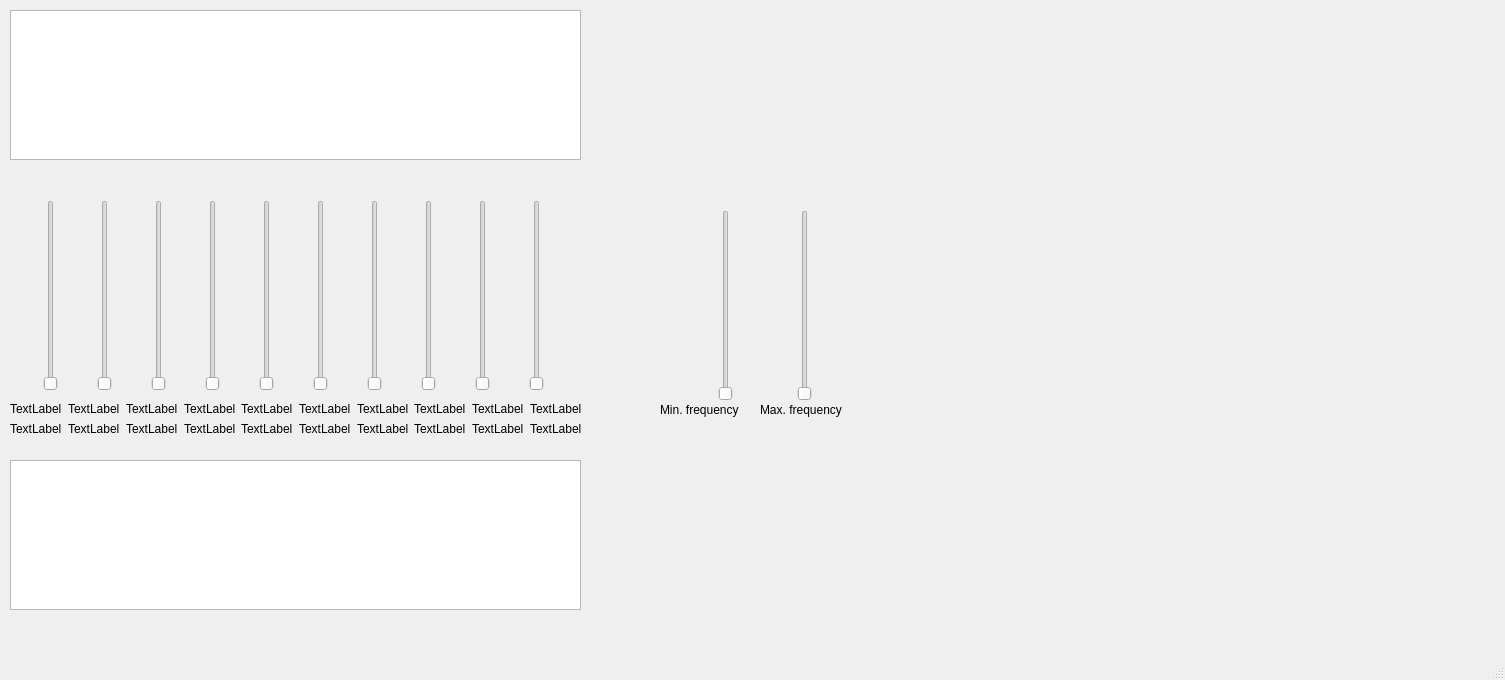
This is main (1).ui in fatmaosama429/dsp_task2 as Qt 5 draws it before an edit. The edited form follows.
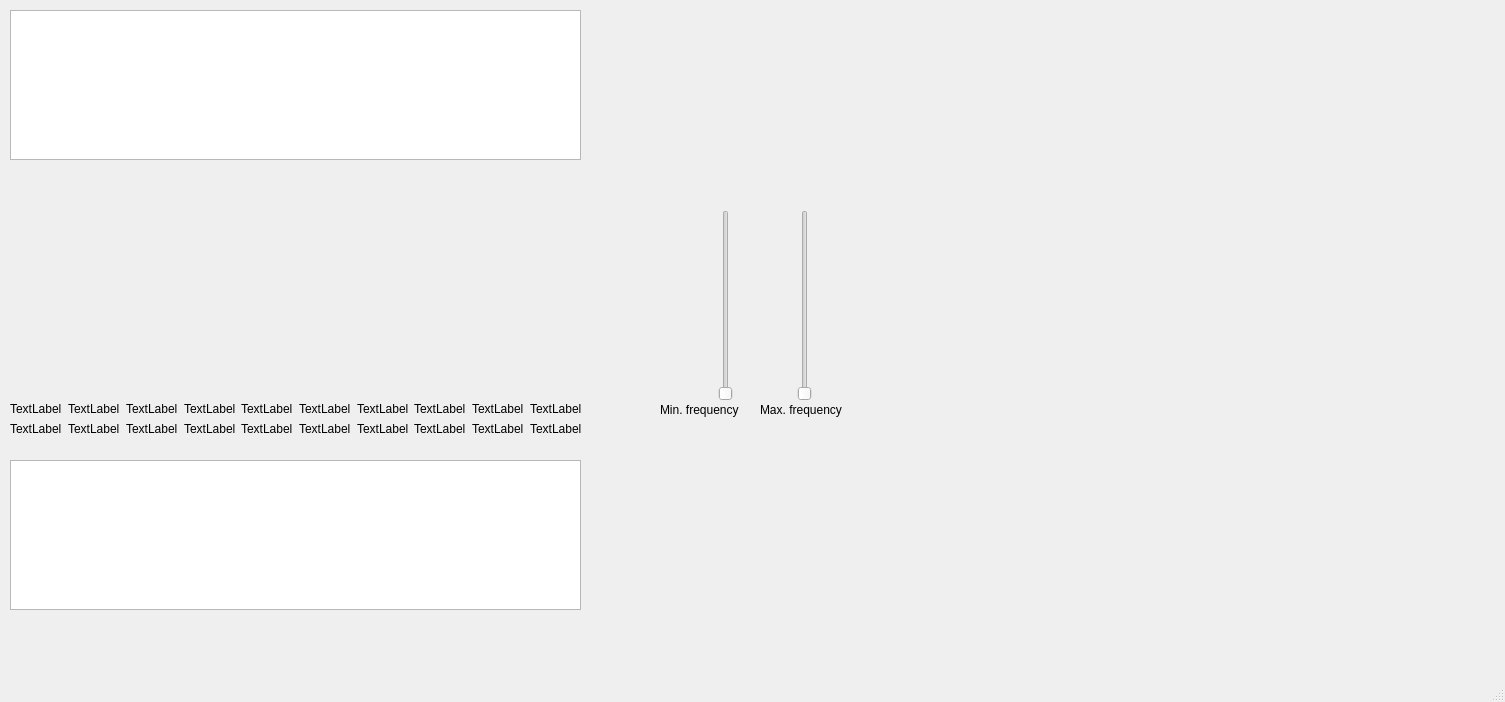
This is the edited form.

Patch:
```diff
--- a/main (1).ui
+++ b/main (1).ui
@@ -7,7 +7,7 @@
     <x>0</x>
     <y>0</y>
     <width>1505</width>
-    <height>680</height>
+    <height>702</height>
    </rect>
   </property>
   <property name="sizePolicy">
@@ -52,88 +52,6 @@
      </rect>
     </property>
    </widget>
-   <widget class="QWidget" name="layoutWidget">
-    <property name="geometry">
-     <rect>
-      <x>10</x>
-      <y>200</y>
-      <width>571</width>
-      <height>191</height>
-     </rect>
-    </property>
-    <layout class="QHBoxLayout" name="horizontalLayout">
-     <item>
-      <widget class="QSlider" name="verticalSlider">
-       <property name="orientation">
-        <enum>Qt::Vertical</enum>
-       </property>
-      </widget>
-     </item>
-     <item>
-      <widget class="QSlider" name="verticalSlider_2">
-       <property name="orientation">
-        <enum>Qt::Vertical</enum>
-       </property>
-      </widget>
-     </item>
-     <item>
-      <widget class="QSlider" name="verticalSlider_3">
-       <property name="orientation">
-        <enum>Qt::Vertical</enum>
-       </property>
-      </widget>
-     </item>
-     <item>
-      <widget class="QSlider" name="verticalSlider_4">
-       <property name="orientation">
-        <enum>Qt::Vertical</enum>
-       </property>
-      </widget>
-     </item>
-     <item>
-      <widget class="QSlider" name="verticalSlider_5">
-       <property name="orientation">
-        <enum>Qt::Vertical</enum>
-       </property>
-      </widget>
-     </item>
-     <item>
-      <widget class="QSlider" name="verticalSlider_6">
-       <property name="orientation">
-        <enum>Qt::Vertical</enum>
-       </property>
-      </widget>
-     </item>
-     <item>
-      <widget class="QSlider" name="verticalSlider_7">
-       <property name="orientation">
-        <enum>Qt::Vertical</enum>
-       </property>
-      </widget>
-     </item>
-     <item>
-      <widget class="QSlider" name="verticalSlider_8">
-       <property name="orientation">
-        <enum>Qt::Vertical</enum>
-       </property>
-      </widget>
-     </item>
-     <item>
-      <widget class="QSlider" name="verticalSlider_9">
-       <property name="orientation">
-        <enum>Qt::Vertical</enum>
-       </property>
-      </widget>
-     </item>
-     <item>
-      <widget class="QSlider" name="verticalSlider_10">
-       <property name="orientation">
-        <enum>Qt::Vertical</enum>
-       </property>
-      </widget>
-     </item>
-    </layout>
-   </widget>
    <widget class="QLabel" name="label">
     <property name="geometry">
      <rect>
```
Left out of the diff: 163 changed lines with no effect on the pictures.
